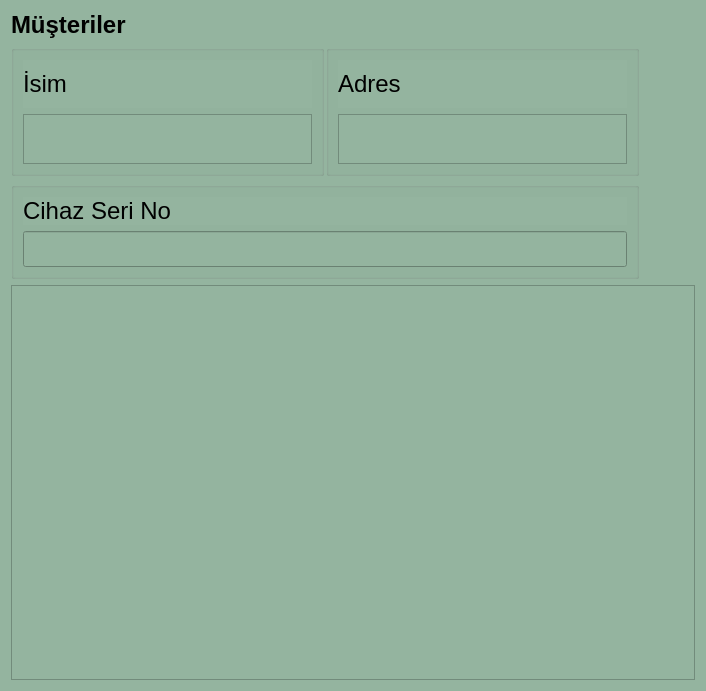
Qt form src/musteri.ui (yunusemrecinar/QT5-cihaz-kimlik-teknik-servis) before a commit.
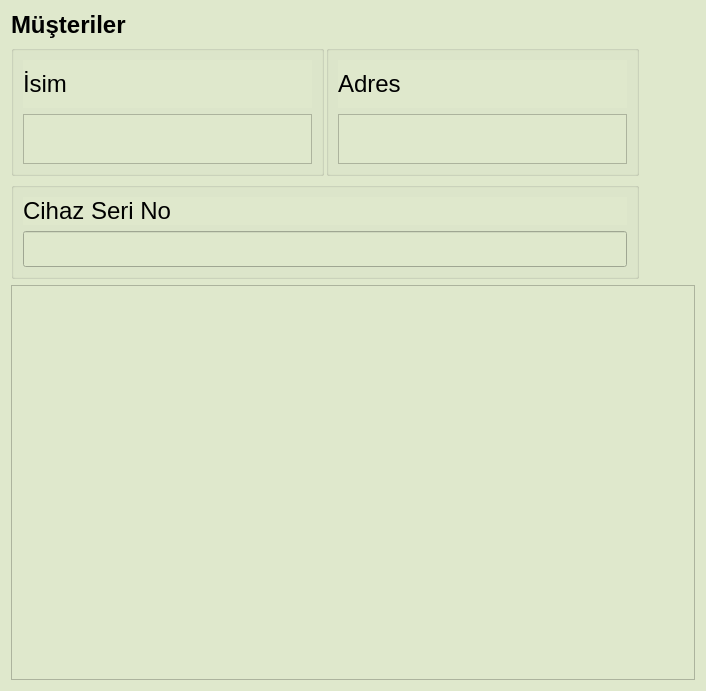
The same form after that commit. Icons and pictures are not drawn.

Diff of the .ui file:
```diff
--- a/src/musteri.ui
+++ b/src/musteri.ui
@@ -15,7 +15,7 @@
   </property>
   <property name="styleSheet">
    <string notr="true">QWidget {
-  background-color: #94B49F ;
+  background-color: #DFE8CC ;
 }</string>
   </property>
   <layout class="QVBoxLayout" name="verticalLayout_7">
```
